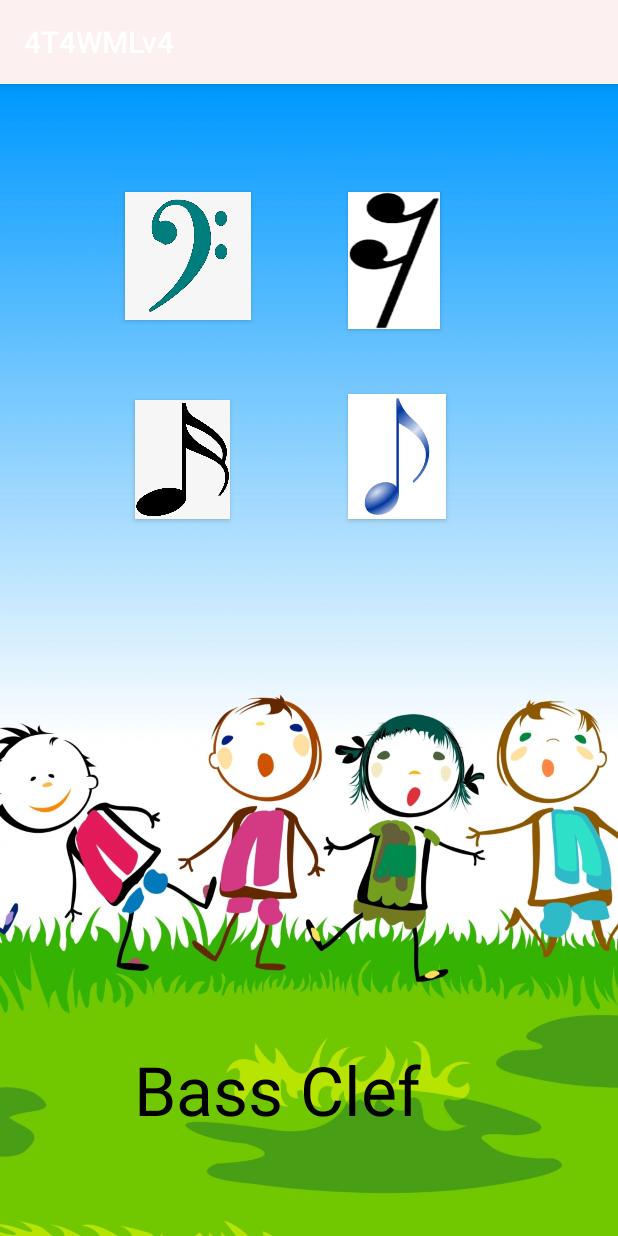
After one commit to Rashy98/4T4_WMusic, an Android app: the level01Int3 screen opened directly, with no data from a screen before it, on a phone screen of 412 x 824 dp. The commit adds this screen. Run offline under Robolectric (Android 15) with nearby library versions, the phone set to English and light mode, and no system bars.

Commit message:
level01 (Interface 3)

```diff
--- a/app/src/main/AndroidManifest.xml
+++ b/app/src/main/AndroidManifest.xml
@@ -9,7 +9,8 @@
         android:roundIcon="@mipmap/ic_launcher_round"
         android:supportsRtl="true"
         android:theme="@style/AppTheme">
-        <activity android:name=".level04S2"></activity>
+        <activity android:name=".level01Int3"></activity>
+        <activity android:name=".level04S2" />
         <activity android:name=".level4" />
         <activity android:name=".level1" />
         <activity android:name=".MainActivity">
--- /dev/null
+++ b/app/src/main/java/com/example/a4t4wmlv4/level01Int3.java
@@ -0,0 +1,14 @@
+package com.example.a4t4wmlv4;
+
+import androidx.appcompat.app.AppCompatActivity;
+
+import android.os.Bundle;
+
+public class level01Int3 extends AppCompatActivity {
+
+    @Override
+    protected void onCreate(Bundle savedInstanceState) {
+        super.onCreate(savedInstanceState);
+        setContentView(R.layout.activity_level01_int3);
+    }
+}
--- a/app/src/main/java/com/example/a4t4wmlv4/level1.java
+++ b/app/src/main/java/com/example/a4t4wmlv4/level1.java
@@ -4,6 +4,7 @@ import androidx.appcompat.app.AppCompatActivity;
 
 import android.os.Bundle;
 import android.view.View;
+import android.view.ViewPropertyAnimator;
 import android.widget.ImageView;
 
 public class level1 extends AppCompatActivity {
--- /dev/null
+++ b/app/src/main/res/layout/activity_level01_int3.xml
@@ -0,0 +1,105 @@
+<?xml version="1.0" encoding="utf-8"?>
+<androidx.constraintlayout.widget.ConstraintLayout xmlns:android="http://schemas.android.com/apk/res/android"
+    xmlns:app="http://schemas.android.com/apk/res-auto"
+    xmlns:tools="http://schemas.android.com/tools"
+    android:layout_width="match_parent"
+    android:layout_height="match_parent"
+    android:background="@drawable/backlevel01int3"
+    tools:context=".level01Int3">
+
+    <Button
+        android:id="@+id/button3"
+        android:layout_width="61dp"
+        android:layout_height="91dp"
+        android:layout_marginStart="8dp"
+        android:layout_marginLeft="8dp"
+        android:layout_marginTop="8dp"
+        android:layout_marginEnd="8dp"
+        android:layout_marginRight="8dp"
+        android:layout_marginBottom="8dp"
+        android:background="@drawable/sym_104"
+        android:text="@string/blank"
+        app:layout_constraintBottom_toBottomOf="parent"
+        app:layout_constraintEnd_toEndOf="parent"
+        app:layout_constraintHorizontal_bias="0.67"
+        app:layout_constraintStart_toStartOf="parent"
+        app:layout_constraintTop_toTopOf="parent"
+        app:layout_constraintVertical_bias="0.097" />
+
+    <Button
+        android:id="@+id/button7"
+        android:layout_width="84dp"
+        android:layout_height="85dp"
+        android:layout_marginStart="8dp"
+        android:layout_marginLeft="8dp"
+        android:layout_marginTop="8dp"
+        android:layout_marginEnd="8dp"
+        android:layout_marginRight="8dp"
+        android:layout_marginBottom="8dp"
+        android:background="@drawable/bassclef"
+        android:text="@string/blank"
+        app:layout_constraintBottom_toBottomOf="parent"
+        app:layout_constraintEnd_toEndOf="parent"
+        app:layout_constraintHorizontal_bias="0.241"
+        app:layout_constraintStart_toStartOf="parent"
+        app:layout_constraintTop_toTopOf="parent"
+        app:layout_constraintVertical_bias="0.096" />
+
+    <Button
+        android:id="@+id/button5"
+        android:layout_width="65dp"
+        android:layout_height="83dp"
+        android:layout_marginStart="8dp"
+        android:layout_marginLeft="8dp"
+        android:layout_marginTop="8dp"
+        android:layout_marginEnd="8dp"
+        android:layout_marginRight="8dp"
+        android:layout_marginBottom="8dp"
+        android:background="@drawable/sym_201"
+        android:text="@string/blank"
+        app:layout_constraintBottom_toBottomOf="parent"
+        app:layout_constraintEnd_toEndOf="parent"
+        app:layout_constraintHorizontal_bias="0.678"
+        app:layout_constraintStart_toStartOf="parent"
+        app:layout_constraintTop_toTopOf="parent"
+        app:layout_constraintVertical_bias="0.297" />
+
+    <Button
+        android:id="@+id/button6"
+        android:layout_width="63dp"
+        android:layout_height="79dp"
+        android:layout_marginStart="8dp"
+        android:layout_marginLeft="8dp"
+        android:layout_marginTop="8dp"
+        android:layout_marginEnd="8dp"
+        android:layout_marginRight="8dp"
+        android:layout_marginBottom="8dp"
+        android:background="@drawable/semiquave"
+        android:text="@string/blank"
+        app:layout_constraintBottom_toBottomOf="parent"
+        app:layout_constraintEnd_toEndOf="parent"
+        app:layout_constraintHorizontal_bias="0.246"
+        app:layout_constraintStart_toStartOf="parent"
+        app:layout_constraintTop_toTopOf="parent"
+        app:layout_constraintVertical_bias="0.301" />
+
+    <TextView
+        android:id="@+id/textView4"
+        android:layout_width="wrap_content"
+        android:layout_height="wrap_content"
+        android:layout_marginStart="8dp"
+        android:layout_marginLeft="8dp"
+        android:layout_marginTop="8dp"
+        android:layout_marginEnd="8dp"
+        android:layout_marginRight="8dp"
+        android:layout_marginBottom="8dp"
+        android:text="@string/BassClef1"
+        android:textAppearance="@style/TextAppearance.AppCompat.Display2"
+        android:textColor="@android:color/background_dark"
+        app:layout_constraintBottom_toBottomOf="parent"
+        app:layout_constraintEnd_toEndOf="parent"
+        app:layout_constraintHorizontal_bias="0.398"
+        app:layout_constraintStart_toStartOf="parent"
+        app:layout_constraintTop_toTopOf="parent"
+        app:layout_constraintVertical_bias="0.914" />
+</androidx.constraintlayout.widget.ConstraintLayout>
--- a/app/src/main/res/values/strings.xml
+++ b/app/src/main/res/values/strings.xml
@@ -15,5 +15,6 @@
     <string name="blank"></string>
     <string name="start">START</string>
     <string name="Quaver1">Quaver</string>
+    <string name="BassClef1">Bass Clef</string>
 
 </resources>
```
Also changed, not shown: app/src/main/res/drawable/backlevel01int3.jpg (added), app/src/main/res/drawable/bassclef.png (added), app/src/main/res/drawable/semiquave.png (added).
